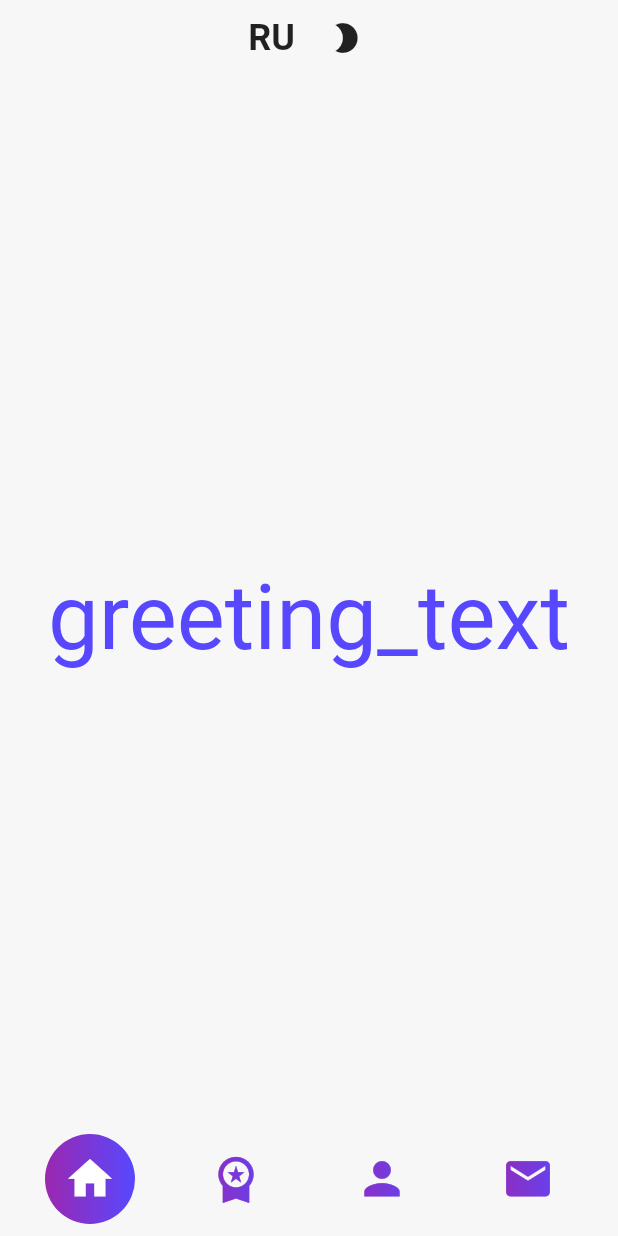
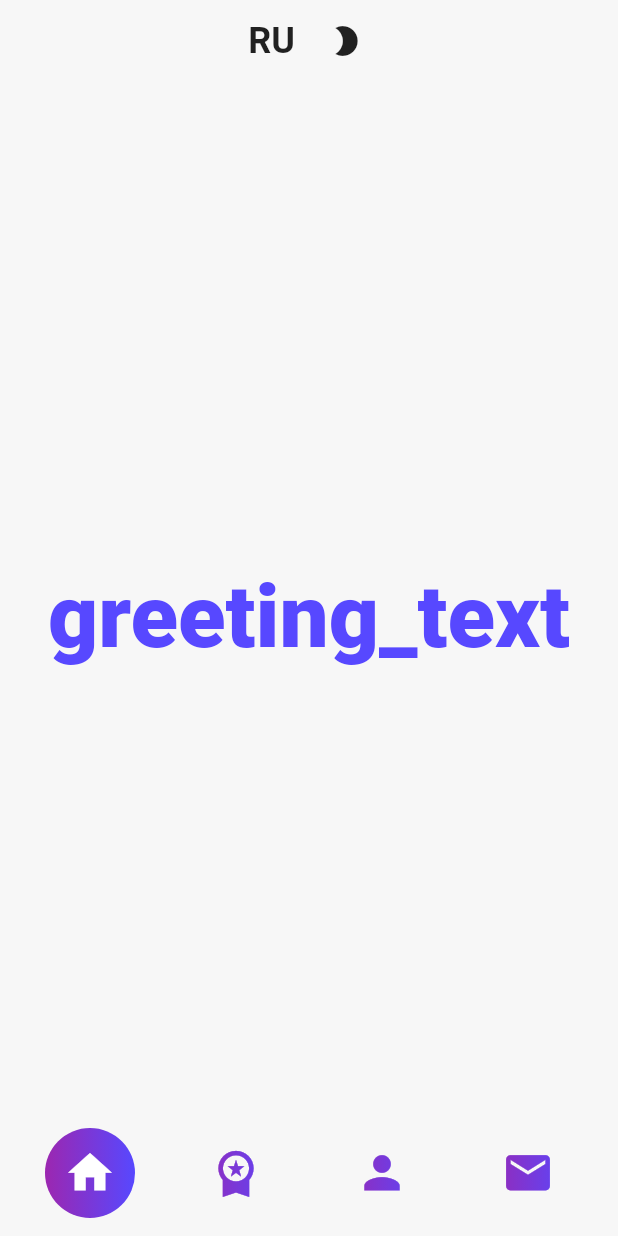
Before and after one commit to skosyrskyv/resume, a Flutter app: the screen it shows after launch, on a phone screen of 412 x 824 dp. Run offline on Flutter 3.47's test engine with Material 2 defaults, Android fonts, the light colour scheme and no system bars; drawn by our look-alikes of animated_text_kit; our stand-ins replace easy_localization, fluro, flutter_bloc, freezed_annotation, get_it, google_fonts and 2 more; missing offline and left inert: easy_localization_loader.

Commit message:
refactoring and restyling

```diff
--- a/lib/core/theme/bloc/theme_bloc.dart
+++ b/lib/core/theme/bloc/theme_bloc.dart
@@ -58,6 +58,7 @@ class ThemeBloc extends Bloc<ThemeEvent, ThemeState> {
   Future<void> _setLightThemeHandler(_SetLightThemeEvent event, emit) async {
     try {
       _localstore.setString(SharedPreferenceKeys.THEME, ThemeName.light);
+
       emit(ThemeState.light(theme: _theme.lightTheme));
     } catch (e) {
       emit(ThemeState.dark(theme: _theme.darkTheme));
--- a/lib/core/theme/models/app_color_scheme.dart
+++ b/lib/core/theme/models/app_color_scheme.dart
@@ -56,7 +56,7 @@ class BaseAppColorScheme implements AppColorScheme {
         onErrorContainer: Color(0xFF662326),
         background: ColorPallet.black,
         onBackground: Color(0xFF343434),
-        surface: Color(0xFFFFFFFF),
+        surface: ColorPallet.greyDark,
         onSurface: Color(0xFF343434),
       );
 }
--- a/lib/core/theme/models/color_pallet.dart
+++ b/lib/core/theme/models/color_pallet.dart
@@ -6,7 +6,7 @@ class ColorPallet {
   static const Color black = Color.fromARGB(255, 0, 0, 0);
   static const Color white = Color.fromARGB(255, 255, 255, 255);
   static const Color greyLight = Color(0xFF5e5e5e);
-  static const Color greyDark = Color(0xFF343434);
+  static const Color greyDark = Color.fromARGB(255, 30, 30, 30);
   static const Color background = Color(0xFFF7F7F7);
   static const Color purple = kPurple;
   static const Color purpleDark = Color.fromARGB(255, 108, 13, 125);
--- a/lib/core/theme/theme_provider.dart
+++ b/lib/core/theme/theme_provider.dart
@@ -1,4 +1,5 @@
 import 'package:flutter/material.dart';
+import 'package:flutter/services.dart';
 import 'package:flutter_bloc/flutter_bloc.dart';
 import 'package:resume/app/runner.dart';
 import 'package:resume/core/theme/bloc/theme_bloc.dart';
@@ -13,7 +14,14 @@ class ThemeProvider extends StatelessWidget {
   Widget build(BuildContext context) {
     return BlocProvider<ThemeBloc>(
       create: (context) => getIt.get(),
-      child: BlocBuilder<ThemeBloc, ThemeState>(builder: builder),
+      child: BlocConsumer<ThemeBloc, ThemeState>(
+        listener: (context, state) {
+          SystemChrome.setSystemUIOverlayStyle(SystemUiOverlayStyle(
+            systemNavigationBarColor: state.theme.colorScheme.background,
+          ));
+        },
+        builder: builder,
+      ),
     );
   }
 }
--- a/lib/core/widgets/app_bar/custom_app_bar.dart
+++ b/lib/core/widgets/app_bar/custom_app_bar.dart
@@ -1,5 +1,6 @@
 import 'package:flutter/material.dart';
 import 'package:resume/core/theme/change_theme_button.dart';
+import 'package:resume/core/widgets/blurred_surface.dart';
 import 'package:resume/core/widgets/change_language_button.dart';
 
 class CustomAppBar extends StatefulWidget implements PreferredSizeWidget {
@@ -17,13 +18,24 @@ class _CustomAppBarState extends State<CustomAppBar> {
   Widget build(BuildContext context) {
     return SafeArea(
       bottom: false,
+      child: Center(
+        child: BlurredSurface(
+          margin: const EdgeInsets.only(top: 4),
+          borderRadius: BorderRadius.circular(50),
+          background: Theme.of(context).colorScheme.background.withOpacity(0.1),
+          child: Container(
+            padding: const EdgeInsets.all(8),
             child: Row(
               mainAxisAlignment: MainAxisAlignment.center,
+              mainAxisSize: MainAxisSize.min,
               children: const [
                 ChangeLanguageButton(),
                 ChangeThemeButton(),
               ],
             ),
+          ),
+        ),
+      ),
     );
   }
 }
--- a/lib/core/widgets/bottom_navbar/custom_bottom_navigator.dart
+++ b/lib/core/widgets/bottom_navbar/custom_bottom_navigator.dart
@@ -1,6 +1,7 @@
 import 'package:flutter/material.dart';
 import 'package:flutter_bloc/flutter_bloc.dart';
 import 'package:resume/core/navigator/cubit/bottom_navigator_cubit.dart';
+import 'package:resume/core/widgets/blurred_surface.dart';
 import 'package:resume/core/widgets/bottom_navbar/bottom_navbar_button.dart';
 import 'package:resume/extensions/iterable_extension.dart';
 
@@ -27,21 +28,25 @@ class _CustomBottomNavigationBarState extends State<CustomBottomNavigationBar> {
   }
 
   double _calculateShift(int index, double screenWidth) {
-    return (screenWidth - _itemWidth * 2) /
+    final leftPadding = screenWidth < 300.0 ? 1.5 : 2;
+    final rightPadding = screenWidth < 300.0 ? 4 : 2;
+
+    return (screenWidth - _itemWidth * leftPadding) /
             100 *
-            (100 / (_itemsCount - 1)) *
-            (index) +
-        _itemWidth / 2;
+            100 /
+            (_itemsCount - 1) *
+            index +
+        _itemWidth / rightPadding;
   }
 
   @override
   Widget build(BuildContext context) {
     final screenWidth = MediaQuery.of(context).size.width;
     final theme = Theme.of(context);
+
     return BlocBuilder<BottomNavigatorCubit, int>(
       builder: (context, screenIndex) {
         return Container(
-          color: Colors.transparent,
           constraints: const BoxConstraints(maxHeight: 110),
           child: SafeArea(
             top: false,
@@ -49,9 +54,19 @@ class _CustomBottomNavigationBarState extends State<CustomBottomNavigationBar> {
             right: false,
             child: Stack(
               children: [
+                Positioned(
+                  left: 8,
+                  right: 8,
+                  bottom: 4,
+                  child: BlurredSurface(
+                    height: 76,
+                    borderRadius: BorderRadius.circular(50),
+                    background: theme.colorScheme.background.withOpacity(0.1),
+                  ),
+                ),
                 AnimatedPositioned(
                   left: _calculateShift(screenIndex, screenWidth),
-                  bottom: 8,
+                  bottom: 12,
                   curve: Curves.easeInExpo,
                   duration: _animationDuration,
                   child: Container(
@@ -71,7 +86,7 @@ class _CustomBottomNavigationBarState extends State<CustomBottomNavigationBar> {
                 ...widget.items.mapWithIndex(
                   (item, index) => Positioned(
                     left: _calculateShift(index, screenWidth),
-                    bottom: 8,
+                    bottom: 12,
                     child: BottomNavbarButton(
                       icon: item.icon,
                       size: 60,
--- a/lib/core/widgets/buttons/gradient_icon_button.dart
+++ b/lib/core/widgets/buttons/gradient_icon_button.dart
@@ -23,6 +23,8 @@ class GradientIconButton extends StatelessWidget {
     final theme = Theme.of(context);
     return InkWell(
       onTap: onTap,
+      customBorder: const CircleBorder(),
+      highlightColor: theme.colorScheme.surface,
       child: Container(
         height: size,
         width: size,
--- a/lib/features/home/presentation/screen/home.dart
+++ b/lib/features/home/presentation/screen/home.dart
@@ -19,6 +19,7 @@ class Home extends StatelessWidget {
     final colorizeTextStyle = TextStyle(
       fontSize: 80.0,
       fontFamily: GoogleFonts.russoOne().fontFamily,
+      fontWeight: FontWeight.w900,
     );
 
     final List<String> texts = [
--- a/lib/utils/responsive.dart
+++ b/lib/utils/responsive.dart
@@ -6,19 +6,21 @@ class BreakPoints {
   static const int XL = 1600;
   static const int LG = 1140;
   static const int MD = 720;
-  static const int SM = 576;
-  static const int XS = 450;
+  static const int SM = 600;
+  static const int XS = 520;
 }
 
 class Responsive extends StatelessWidget {
   final Widget mobile;
   final Widget? tablet;
   final Widget desktop;
+  final bool showTabletAsMobile;
 
   const Responsive({
     Key? key,
     required this.mobile,
     this.tablet,
+    this.showTabletAsMobile = false,
     required this.desktop,
   }) : super(key: key);
 
@@ -38,7 +40,7 @@ class Responsive extends StatelessWidget {
       return desktop;
     } else if (isTablet(context) && tablet != null) {
       return tablet!;
-    } else if (isTablet(context) && tablet == null) {
+    } else if (isTablet(context) && tablet == null && !showTabletAsMobile) {
       return desktop;
     } else {
       return mobile;
```
Also changed, not shown: lib/core/navigator/widgets/navigator_display_resolver.dart (+71 -55 lines), 2 other files. Lines whose indentation alone changed are shown as unchanged.
